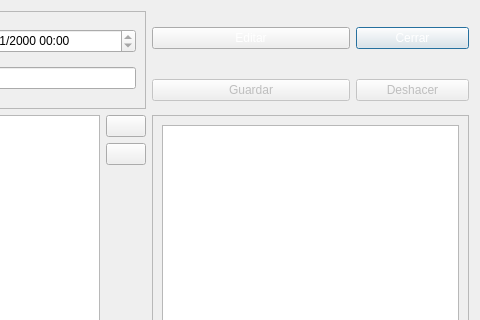
arcnexus/RedFoX, file Zona_Pacientes/frmveranalitica.ui: the form before one commit; both pictures show x 320 to 800 and y 0 to 320 of the 800 by 450 pixel window.
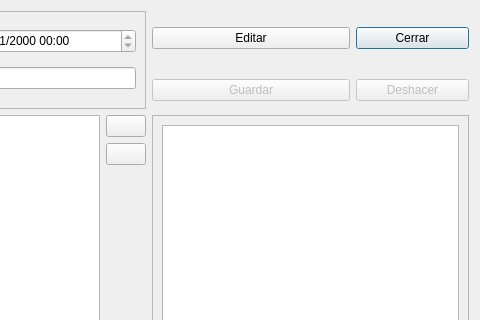
The form after the commit. Icons and pictures are not drawn.

```diff
--- a/Zona_Pacientes/frmveranalitica.ui
+++ b/Zona_Pacientes/frmveranalitica.ui
@@ -32,10 +32,6 @@
      <property name="layoutDirection">
       <enum>Qt::LeftToRight</enum>
      </property>
-     <property name="styleSheet">
-      <string notr="true">QPushButton:disabled{color: 0; }
-QPushButton:enabled{color: rgb(255,255,255); }</string>
-     </property>
      <property name="text">
       <string>Cerrar</string>
      </property>
@@ -134,10 +130,6 @@
    </item>
    <item row="0" column="2">
     <widget class="QPushButton" name="btnEditar">
-     <property name="styleSheet">
-      <string notr="true">QPushButton:disabled{color: 0; }
-QPushButton:enabled{color: rgb(255,255,255); }</string>
-     </property>
      <property name="text">
       <string>Editar</string>
      </property>
```
Left out of the diff: 24 changed lines with no effect on the pictures.
